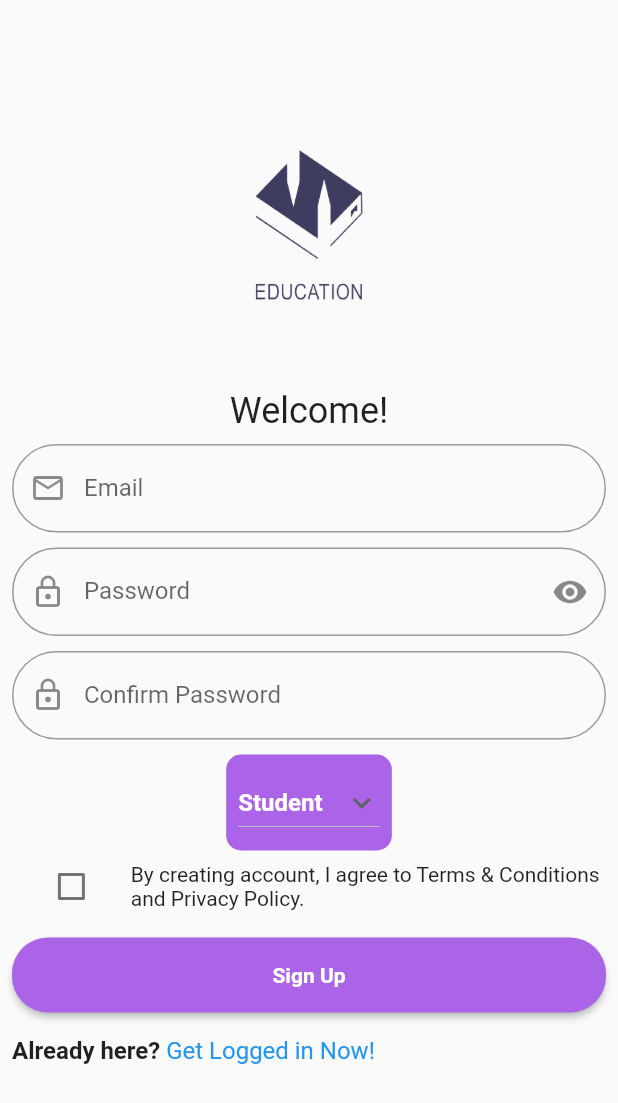
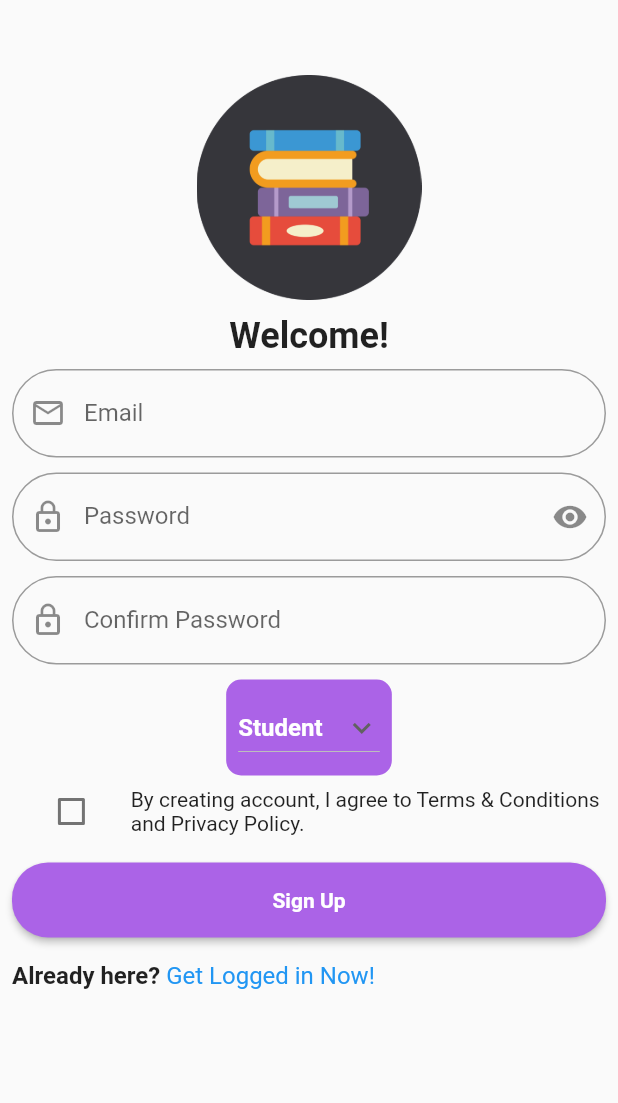
Before and after one commit to EarthLight72100/Jeson-Repository, a Flutter app: the screen it shows after launch, after a tap on "Get Registered Now!!", on a phone screen of 412 x 824 dp. Shown: the top 1103 px of the screen. Run offline on Flutter 3.47's test engine with Material 2 defaults, Android fonts, the light colour scheme and no system bars; our stand-ins replace firebase_auth, firebase_core, firebase_database, font_awesome_flutter, table_calendar; accounts and stored records are empty.

Commit message:
Updated logo
<a href="https://www.flaticon.com/free-icons/book" title="book icons">Book icons created by Smashicons - Flaticon</a>

```diff
--- a/jeson-new-app-main/lib/login.dart
+++ b/jeson-new-app-main/lib/login.dart
@@ -17,10 +17,13 @@ class Login extends StatelessWidget {
           ),
           Column(
             children: [
-              Image.asset('assets/logo.png', height: 200),
+              Image.asset('assets/logo.png', height: 150),
+              const SizedBox(
+                height: 20,
+              ),
               const Text(
                 'Welcome back!',
-                style: TextStyle(fontSize: 16),
+                style: TextStyle(fontSize: 16, fontWeight: FontWeight.bold),
               ),
             ],
           ),
--- a/jeson-new-app-main/lib/signup.dart
+++ b/jeson-new-app-main/lib/signup.dart
@@ -11,13 +11,13 @@ class Signup extends StatelessWidget {
         child: Column(
           mainAxisAlignment: MainAxisAlignment.spaceAround,
           children: <Widget>[
-            SizedBox(height: 50),
+            const SizedBox(height: 50),
             // logo
-            Image.asset('assets/logo.png', height: 200),
-            SizedBox(height: 10),
-            Text(
+            Image.asset('assets/logo.png', height: 150),
+            const SizedBox(height: 10),
+            const Text(
               'Welcome!',
-              style: TextStyle(fontSize: 24),
+              style: TextStyle(fontSize: 24, fontWeight: FontWeight.bold),
             ),
 
             Padding(
```
Also changed, not shown: jeson-new-app-main/assets/logo.png, jeson-new-app-main/assets/logo_origin.png (added), jeson-new-app-main/assets/placeholder.png (added).
